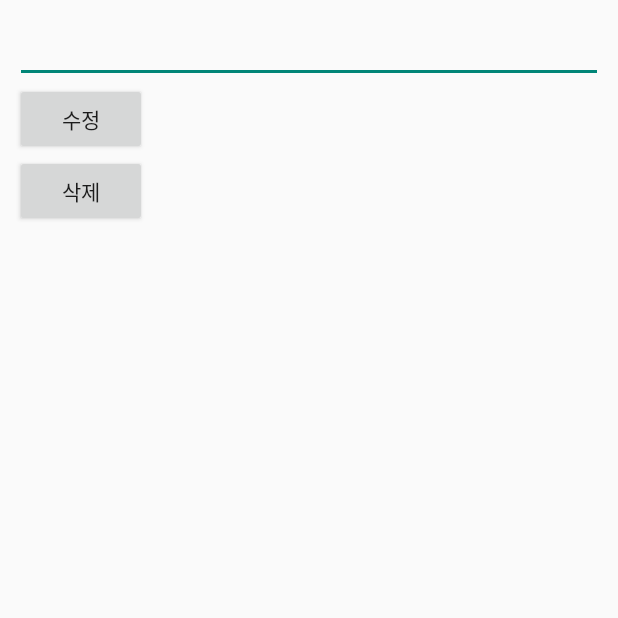
After one commit to Relief-Post-Office/Relief-Post-Office, an Android app: the EditSafetyActivity screen opened directly, with no data from a screen before it, on a phone screen of 412 x 824 dp, the top half of it. The commit adds this screen. Run offline under Robolectric (Android 15) with nearby library versions, the phone set to English and light mode, and no system bars; our stand-ins replace Firebase (no records; nobody signed in at launch, a user with empty details on screens opened directly); 1 statement that could not run was skipped.

Commit message:
mojo seunjang merge

```diff
--- a/app/src/main/java/com/seoul42/relief_post_office/guardian/MainFragment.kt
+++ b/app/src/main/java/com/seoul42/relief_post_office/guardian/MainFragment.kt
@@ -6,7 +6,6 @@ import android.content.Intent
 import android.graphics.Color
 import android.graphics.drawable.ColorDrawable
 import android.os.Bundle
-import android.util.Log
 import android.view.LayoutInflater
 import android.view.View
 import android.view.Window
@@ -31,7 +30,6 @@ import com.seoul42.relief_post_office.R
 import com.seoul42.relief_post_office.adapter.GuardianAdapter
 import com.seoul42.relief_post_office.model.NotificationBody
 import com.seoul42.relief_post_office.model.UserDTO
-import com.seoul42.relief_post_office.service.CheckLoginService
 import com.seoul42.relief_post_office.viewmodel.FirebaseViewModel
 import de.hdodenhof.circleimageview.CircleImageView
 
--- /dev/null
+++ b/app/src/main/java/com/seoul42/relief_post_office/safety/EditSafetyActivity.kt
@@ -0,0 +1,70 @@
+package com.seoul42.relief_post_office.safety
+
+import androidx.appcompat.app.AppCompatActivity
+import android.os.Bundle
+import android.util.Log
+import android.widget.Button
+import android.widget.EditText
+import com.google.firebase.auth.FirebaseAuth
+import com.google.firebase.auth.ktx.auth
+import com.google.firebase.database.ktx.database
+import com.google.firebase.ktx.Firebase
+import com.seoul42.relief_post_office.R
+import com.seoul42.relief_post_office.model.SafetyDTO
+import kotlinx.android.synthetic.main.activity_edit_text.*
+import okhttp3.Cache.key
+import java.time.LocalDateTime
+import java.time.format.DateTimeFormatter
+
+class EditSafetyActivity : AppCompatActivity() {
+
+	private lateinit var auth : FirebaseAuth
+	val database = Firebase.database
+
+	override fun onCreate(savedInstanceState: Bundle?) {
+		super.onCreate(savedInstanceState)
+		setContentView(R.layout.activity_edit_text)
+
+		val safetyEditText = findViewById<EditText>(R.id.safety_edit_text)
+		val safetyEditBtn = findViewById<Button>(R.id.safety_edit_btn)
+		val safetyDelBtn = findViewById<Button>(R.id.safety_del_btn)
+
+		val safetyDTO = intent.getSerializableExtra("safetyDTO") as SafetyDTO?
+
+		safetyEditText.setText(safetyDTO!!.data!!.content)
+
+		safetyEditBtn.setOnClickListener {
+			val current = LocalDateTime.now()
+			val formatter = DateTimeFormatter.ofPattern("yyyy-MM-dd HH:mm:ss")
+			val formatted = current.format(formatter)
+
+			val safetyDB = database.getReference("safety").child(safetyDTO.key).child("safetyBody")
+
+			auth = Firebase.auth
+
+			safetyDB.setValue(
+				SafetyDTO.SafetyData(safetyDTO!!.data!!.uid, safetyEditText.text.toString(), formatted.toString())
+			)
+			finish()
+		}
+
+		safetyDelBtn.setOnClickListener {
+			val safetyRef = database.getReference("safety").child(safetyDTO.key)
+			val guardianSafetyRef = database.getReference("guardian").child(safetyDTO!!.data!!.uid).child("safetyList")
+
+			guardianSafetyRef.get().addOnSuccessListener {
+				for (child in it.children) {
+					if (child.value == safetyDTO.key)
+					{
+						val tempRef = guardianSafetyRef.child(child.key.toString())
+
+						tempRef.removeValue()
+						break
+					}
+				}
+				safetyRef.removeValue()
+				finish()
+			}
+		}
+	}
+}
--- /dev/null
+++ b/app/src/main/res/layout/activity_edit_text.xml
@@ -0,0 +1,30 @@
+<?xml version="1.0" encoding="utf-8"?>
+<LinearLayout
+    xmlns:android="http://schemas.android.com/apk/res/android"
+    xmlns:app="http://schemas.android.com/apk/res-auto"
+    xmlns:tools="http://schemas.android.com/tools"
+    android:layout_width="match_parent"
+    android:layout_height="200dp"
+    android:layout_margin="10dp"
+    tools:context=".safety.EditSafetyActivity"
+    android:orientation="vertical">
+
+    <EditText
+        android:id="@+id/safety_edit_text"
+        android:text=""
+        android:layout_width="match_parent"
+        android:layout_height="wrap_content"/>
+
+    <Button
+        android:id="@+id/safety_edit_btn"
+        android:text="수정"
+        android:layout_width="wrap_content"
+        android:layout_height="wrap_content" />
+
+    <Button
+        android:id="@+id/safety_del_btn"
+        android:text="삭제"
+        android:layout_width="wrap_content"
+        android:layout_height="wrap_content"/>
+
+</LinearLayout>
--- a/build.gradle
+++ b/build.gradle
@@ -12,9 +12,9 @@ buildscript {
 }
 
 plugins {
-    id 'com.android.application' version '7.1.2' apply false
-    id 'com.android.library' version '7.1.2' apply false
-    id 'org.jetbrains.kotlin.android' version '1.5.30' apply false
+    id 'com.android.application' version '7.2.1' apply false
+    id 'com.android.library' version '7.2.1' apply false
+    id 'org.jetbrains.kotlin.android' version '1.7.0' apply false
 }
 
 allprojects {
```
Also changed, not shown: app/src/main/AndroidManifest.xml (+35 -21 lines), app/src/main/java/com/seoul42/relief_post_office/adapter/SafetyAdapter.kt (added, +43 -0 lines), app/src/main/java/com/seoul42/relief_post_office/guardian/SafetyFragment.kt (+119 -1 lines), app/src/main/java/com/seoul42/relief_post_office/model/GuardianDTO.kt (added, +16 -0 lines), app/src/main/java/com/seoul42/relief_post_office/model/SafetyDTO.kt (added, +17 -0 lines), app/src/main/java/com/seoul42/relief_post_office/safety/SafetyMake.kt (added, +51 -0 lines), app/src/main/res/layout/activity_safety_make.xml (added, +27 -0 lines), app/src/main/res/layout/fragment_safety.xml (added, +49 -0 lines), app/src/main/res/layout/item_safety.xml (added, +18 -0 lines), gradle/wrapper/gradle-wrapper.properties, 850 other files.
